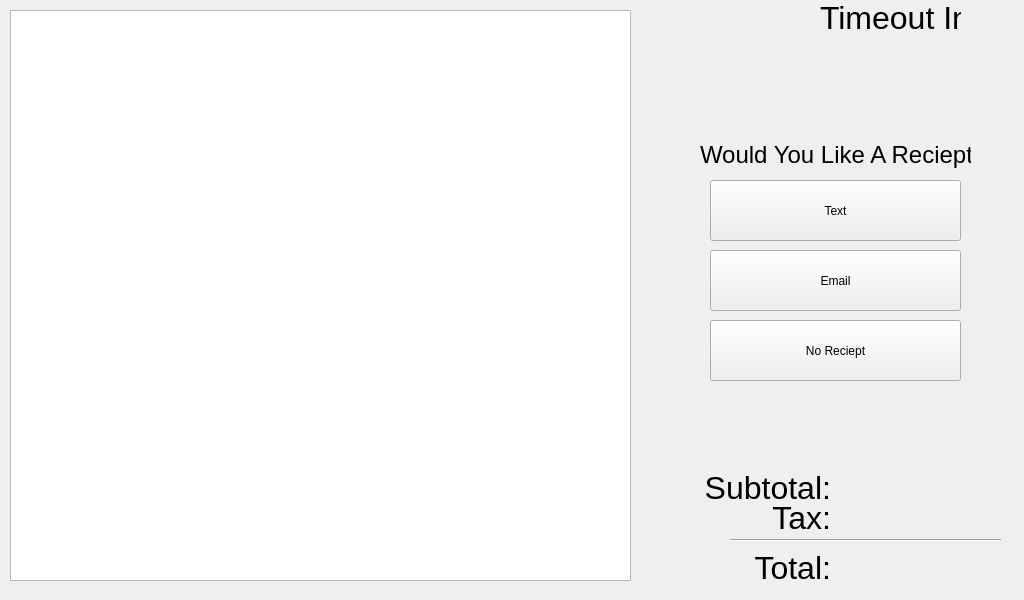
Above: ui/reciept_screen.ui from ComputerScienceHouse/bits-n-bytes-ui before the change. Below: the same form after it.
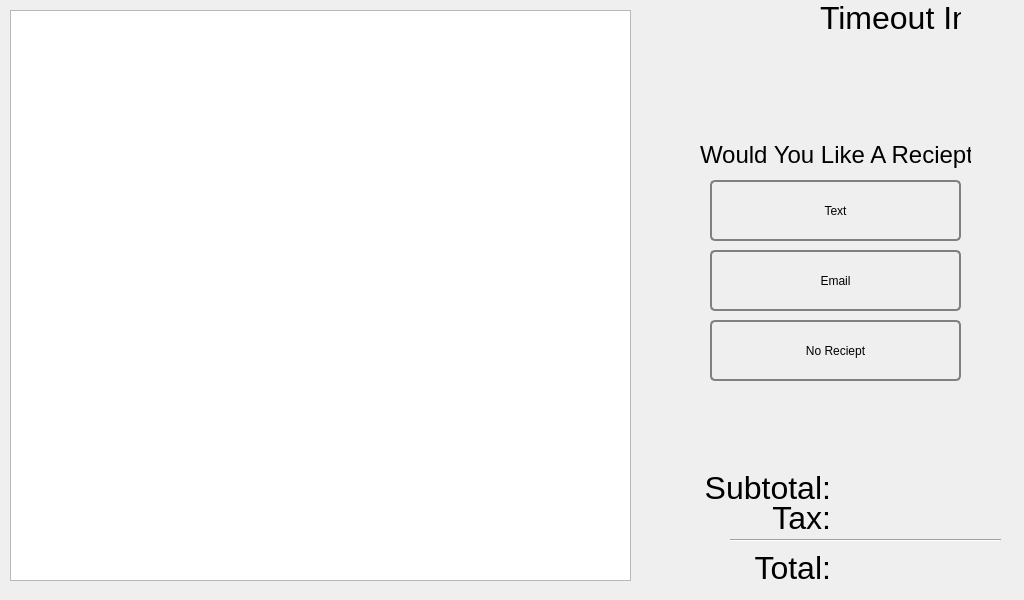
That is the form after the change.

What changed in the file:
```diff
--- a/ui/reciept_screen.ui
+++ b/ui/reciept_screen.ui
@@ -20,6 +20,10 @@
       <height>61</height>
      </rect>
     </property>
+    <property name="styleSheet">
+     <string notr="true">QPushButton{border: 2px solid grey; border-radius: 5px; padding: 5px}
+</string>
+    </property>
     <property name="text">
      <string>Text</string>
     </property>
@@ -33,6 +37,9 @@
       <height>61</height>
      </rect>
     </property>
+    <property name="styleSheet">
+     <string notr="true">QPushButton{border: 2px solid grey; border-radius: 5px; padding: 5px}</string>
+    </property>
     <property name="text">
      <string>Email</string>
     </property>
@@ -56,6 +63,9 @@
       <height>61</height>
      </rect>
     </property>
+    <property name="styleSheet">
+     <string notr="true">QPushButton{border: 2px solid grey; border-radius: 5px; padding: 5px}</string>
+    </property>
     <property name="text">
      <string>No Reciept</string>
     </property>
```
